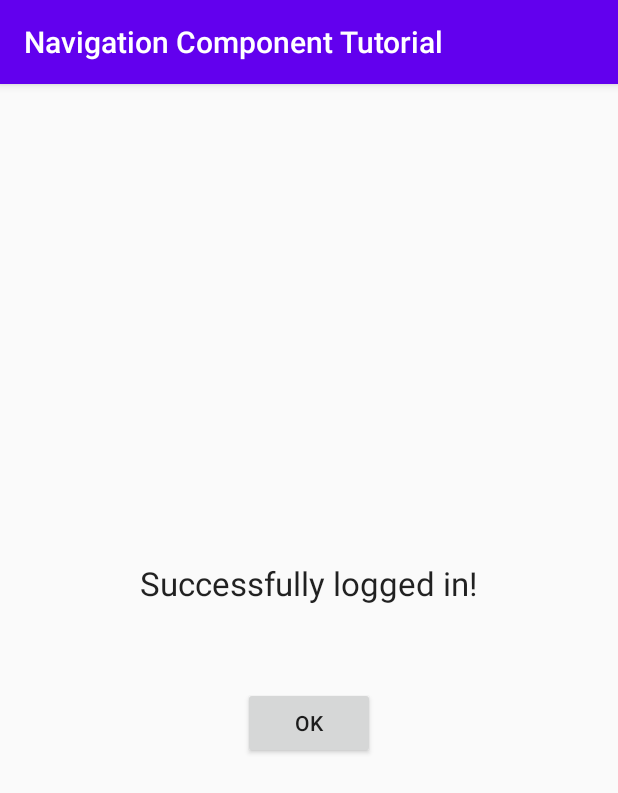
After one commit to codinginflow/NavigationComponentTutorial, an Android app: the fragment WelcomeFragment placed in its activity, on a phone screen of 412 x 824 dp. The commit adds this screen. Shown: the top 793 px of the screen. Run offline under Robolectric (Android 15) with nearby library versions, the phone set to English and light mode, and no system bars; 3 statements that could not run were skipped.

Commit message:
End of part 4

```diff
--- a/app/src/main/java/com/codinginflow/navigationcomponenttutorial/LoginFragment.kt
+++ b/app/src/main/java/com/codinginflow/navigationcomponenttutorial/LoginFragment.kt
@@ -1,6 +1,22 @@
 package com.codinginflow.navigationcomponenttutorial
 
+import android.os.Bundle
+import android.view.View
 import androidx.fragment.app.Fragment
+import androidx.navigation.fragment.findNavController
+import kotlinx.android.synthetic.main.fragment_login.*
 
 class LoginFragment : Fragment(R.layout.fragment_login) {
+
+    override fun onViewCreated(view: View, savedInstanceState: Bundle?) {
+        super.onViewCreated(view, savedInstanceState)
+
+        button_confirm.setOnClickListener {
+            val username = edit_text_username.text.toString()
+            val password = edit_text_password.text.toString()
+
+            val action = LoginFragmentDirections.actionLoginFragmentToWelcomeFragment(username, password)
+            findNavController().navigate(action)
+        }
+    }
 }
--- /dev/null
+++ b/app/src/main/java/com/codinginflow/navigationcomponenttutorial/WelcomeFragment.kt
@@ -0,0 +1,25 @@
+package com.codinginflow.navigationcomponenttutorial
+
+import android.os.Bundle
+import android.view.View
+import androidx.fragment.app.Fragment
+import androidx.navigation.fragment.findNavController
+import androidx.navigation.fragment.navArgs
+import kotlinx.android.synthetic.main.fragment_welcome.*
+
+class WelcomeFragment : Fragment(R.layout.fragment_welcome) {
+
+    private val args: WelcomeFragmentArgs by navArgs()
+
+    override fun onViewCreated(view: View, savedInstanceState: Bundle?) {
+        super.onViewCreated(view, savedInstanceState)
+
+        text_view_username.text = args.username
+        text_view_password.text = args.password
+
+        button_ok.setOnClickListener {
+            val action = WelcomeFragmentDirections.actionWelcomeFragmentToHomeFragment()
+            findNavController().navigate(action)
+        }
+    }
+}
--- /dev/null
+++ b/app/src/main/res/layout/fragment_welcome.xml
@@ -0,0 +1,35 @@
+<?xml version="1.0" encoding="utf-8"?>
+<LinearLayout xmlns:android="http://schemas.android.com/apk/res/android"
+    xmlns:tools="http://schemas.android.com/tools"
+    android:layout_width="match_parent"
+    android:layout_height="match_parent"
+    android:gravity="center"
+    android:orientation="vertical"
+    tools:context=".WelcomeFragment">
+
+    <TextView
+        android:layout_width="wrap_content"
+        android:layout_height="wrap_content"
+        android:layout_marginBottom="16dp"
+        android:text="Successfully logged in!"
+        android:textAppearance="@style/TextAppearance.AppCompat.Large" />
+
+    <TextView
+        android:id="@+id/text_view_username"
+        android:layout_width="wrap_content"
+        android:layout_height="wrap_content"
+        tools:text="Username" />
+
+    <TextView
+        android:id="@+id/text_view_password"
+        android:layout_width="wrap_content"
+        android:layout_height="wrap_content"
+        tools:text="Password" />
+
+    <Button
+        android:id="@+id/button_ok"
+        android:layout_width="wrap_content"
+        android:layout_height="wrap_content"
+        android:text="Ok" />
+
+</LinearLayout>
--- a/app/src/main/res/navigation/nav_graph.xml
+++ b/app/src/main/res/navigation/nav_graph.xml
@@ -22,5 +22,30 @@
         android:id="@+id/loginFragment"
         android:name="com.codinginflow.navigationcomponenttutorial.LoginFragment"
         android:label="fragment_login"
-        tools:layout="@layout/fragment_login" />
+        tools:layout="@layout/fragment_login" >
+        <action
+            android:id="@+id/action_loginFragment_to_welcomeFragment"
+            app:destination="@id/welcomeFragment"
+            app:enterAnim="@anim/slide_in_right"
+            app:exitAnim="@anim/slide_out_left"
+            app:popEnterAnim="@anim/slide_in_left"
+            app:popExitAnim="@anim/slide_out_right" />
+    </fragment>
+    <fragment
+        android:id="@+id/welcomeFragment"
+        android:name="com.codinginflow.navigationcomponenttutorial.WelcomeFragment"
+        android:label="fragment_welcome"
+        tools:layout="@layout/fragment_welcome" >
+        <argument
+            android:name="username"
+            app:argType="string" />
+        <argument
+            android:name="password"
+            app:argType="string" />
+        <action
+            android:id="@+id/action_welcomeFragment_to_homeFragment"
+            app:destination="@id/homeFragment"
+            app:popUpTo="@id/homeFragment"
+            app:popUpToInclusive="true" />
+    </fragment>
 </navigation>
```
